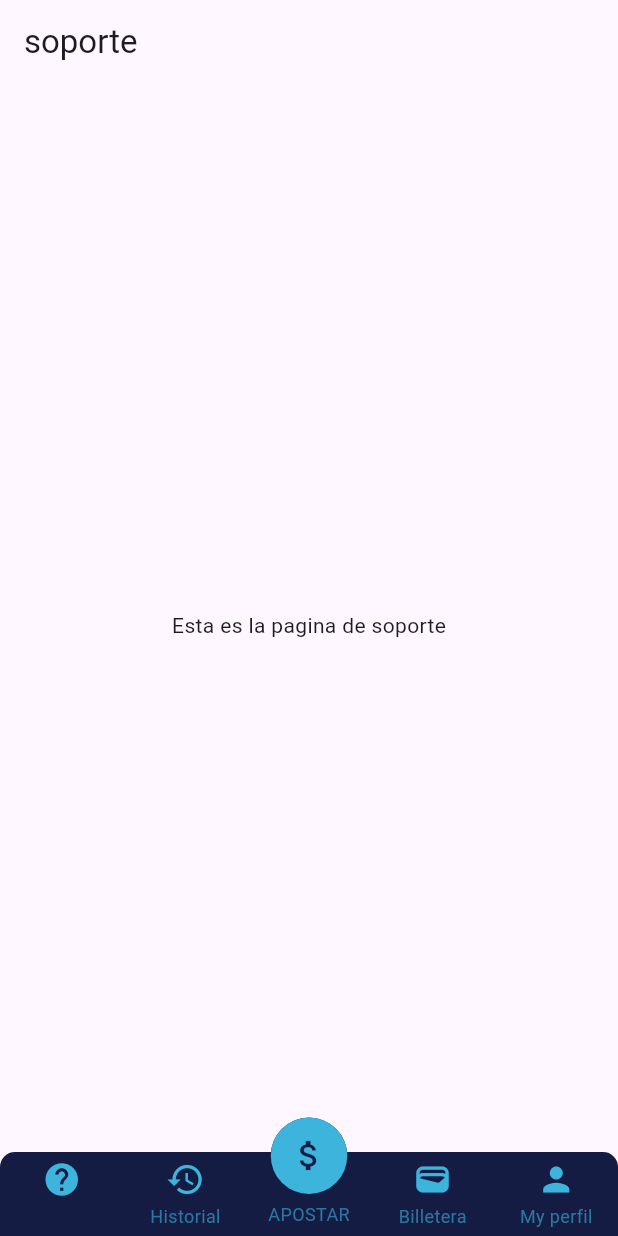
After one commit to Diegdary/CryptoSportBetting, a Flutter app: the screen it shows after launch, on a phone screen of 412 x 824 dp. The commit adds this screen. Run offline on Flutter 3.47's test engine with Material 3 defaults, Android fonts, the phone set to English and light mode, and no system bars; drawn by our look-alikes of persistent_bottom_nav_bar.

Commit message:
barra comple

```diff
--- /dev/null
+++ b/lib/Screens/History.dart
@@ -0,0 +1,17 @@
+import 'package:flutter/material.dart';
+
+class Histo extends StatelessWidget {
+  const Histo({Key? key}) : super(key: key);
+
+  @override
+  Widget build(BuildContext context) {
+    return Scaffold(
+      appBar: AppBar(
+        title: Text('Historial'),
+      ),
+      body: Center(
+        child: Text('Esta es la pagina de historial'),
+      ),
+    );
+  }
+}
--- /dev/null
+++ b/lib/Screens/Support.dart
@@ -0,0 +1,17 @@
+import 'package:flutter/material.dart';
+
+class Suport extends StatelessWidget {
+  const Suport({Key? key}) : super(key: key);
+
+  @override
+  Widget build(BuildContext context) {
+    return Scaffold(
+      appBar: AppBar(
+        title: Text('soporte'),
+      ),
+      body: Center(
+        child: Text('Esta es la pagina de soporte'),
+      ),
+    );
+  }
+}
--- a/lib/Screens/home.dart
+++ b/lib/Screens/profile.dart
@@ -1,16 +1,16 @@
 import 'package:flutter/material.dart';
 
-class Home extends StatelessWidget {
-  const Home({Key? key}) : super(key: key);
+class ProfScreen extends StatelessWidget {
+  const ProfScreen({Key? key}) : super(key: key);
 
   @override
   Widget build(BuildContext context) {
     return Scaffold(
       appBar: AppBar(
-        title: Text('Página Principal'),
+        title: Text('perfil'),
       ),
       body: Center(
-        child: Text('Bienvenido a la página principal'),
+        child: Text('este es el perfil'),
       ),
     );
   }
--- a/lib/widgets/Myapp.dart
+++ b/lib/widgets/Myapp.dart
@@ -1,10 +1,11 @@
-import 'package:apuestas/Screens/MyHomePage.dart';
 import 'package:flutter/material.dart';
 import 'package:persistent_bottom_nav_bar/persistent_tab_view.dart';
+import '../Screens/profile.dart';
+import '../Screens/search.dart';
+import '../Screens/History.dart';
+import '../Screens/Support.dart';
+import '../Screens/wallet.dart';
 import '../Screens/Myhomepage.dart';
-import '../Screens/home.dart';
-import '../Screens/config.dart';
-import '../Screens/search.dart';
 
 
 class MyApp extends StatelessWidget {
@@ -22,17 +23,25 @@
 
   List<Widget> _buildScreens() {
     return [
-      Home(),
+      Suport(),
+      Histo(),
       Searchpage(),
-      ConfigScreen(),
+      Wall(),
+      ProfScreen(),
     ];
   }
 
   List<PersistentBottomNavBarItem> _navBarsItems() {
     return [
      PersistentBottomNavBarItem(
-        icon: Icon(Icons.home, color: Color(0xFF3cb4dc)),
-        title: ("Inicio"),
+        icon: Icon(Icons.help, color: Color(0xFF3cb4dc)),
+        title: ("Soporte"),
+        activeColorPrimary: Color(0xFF141c44),
+        inactiveColorPrimary: Color(0xFF3cb4dc).withOpacity(0.6),
+      ),
+      PersistentBottomNavBarItem(
+        icon: Icon(Icons.history, color: Color(0xFF3cb4dc)),
+        title: ("Historial"),
         activeColorPrimary: Color(0xFF141c44),
         inactiveColorPrimary: Color(0xFF3cb4dc).withOpacity(0.6),
       ),
@@ -60,8 +69,14 @@
   inactiveColorPrimary: Color(0xFF3cb4dc).withOpacity(0.6),
 ),
       PersistentBottomNavBarItem(
-        icon: Icon(Icons.settings, color: Color(0xFF3cb4dc)),
-        title: ("Configuración"),
+        icon: Icon(Icons.wallet, color: Color(0xFF3cb4dc)),
+        title: ("Billetera"),
+        activeColorPrimary: Color(0xFF141c44),
+        inactiveColorPrimary: Color(0xFF3cb4dc).withOpacity(0.6),
+      ),
+      PersistentBottomNavBarItem(
+        icon: Icon(Icons.person, color: Color(0xFF3cb4dc)),
+        title: ("My perfil"),
         activeColorPrimary: Color(0xFF141c44),
         inactiveColorPrimary: Color(0xFF3cb4dc).withOpacity(0.6),
       ),
```
Also changed, not shown: lib/Screens/config.dart (deleted, +0 -17 lines), lib/Screens/wallet.dart (added, +17 -0 lines).
